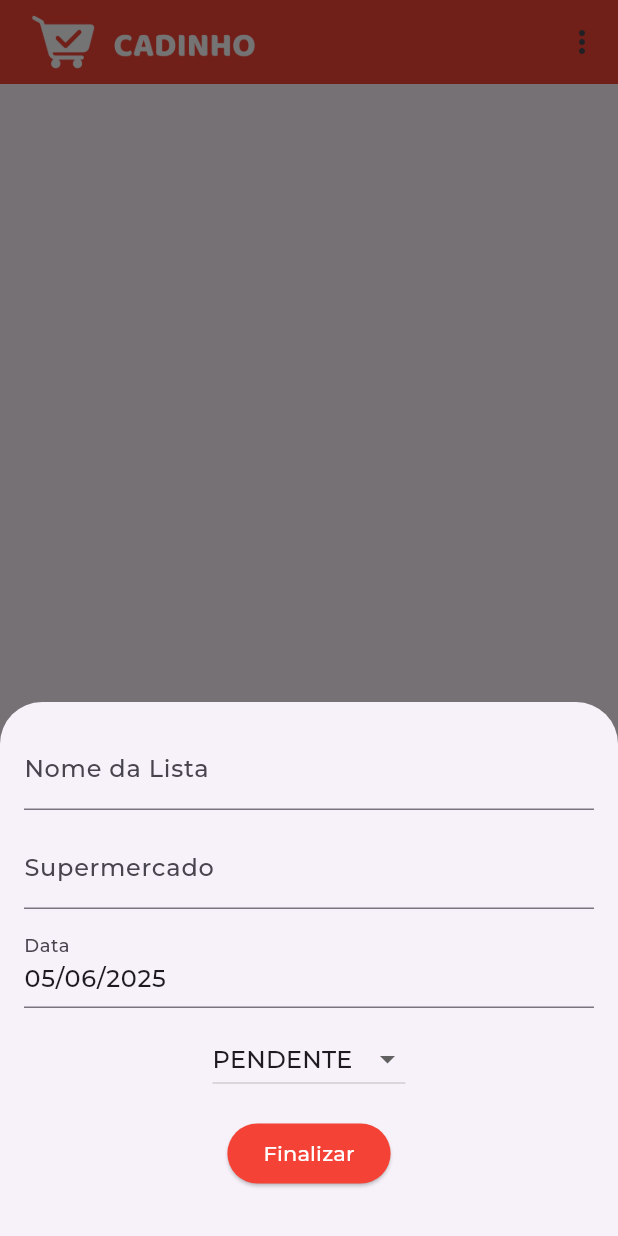
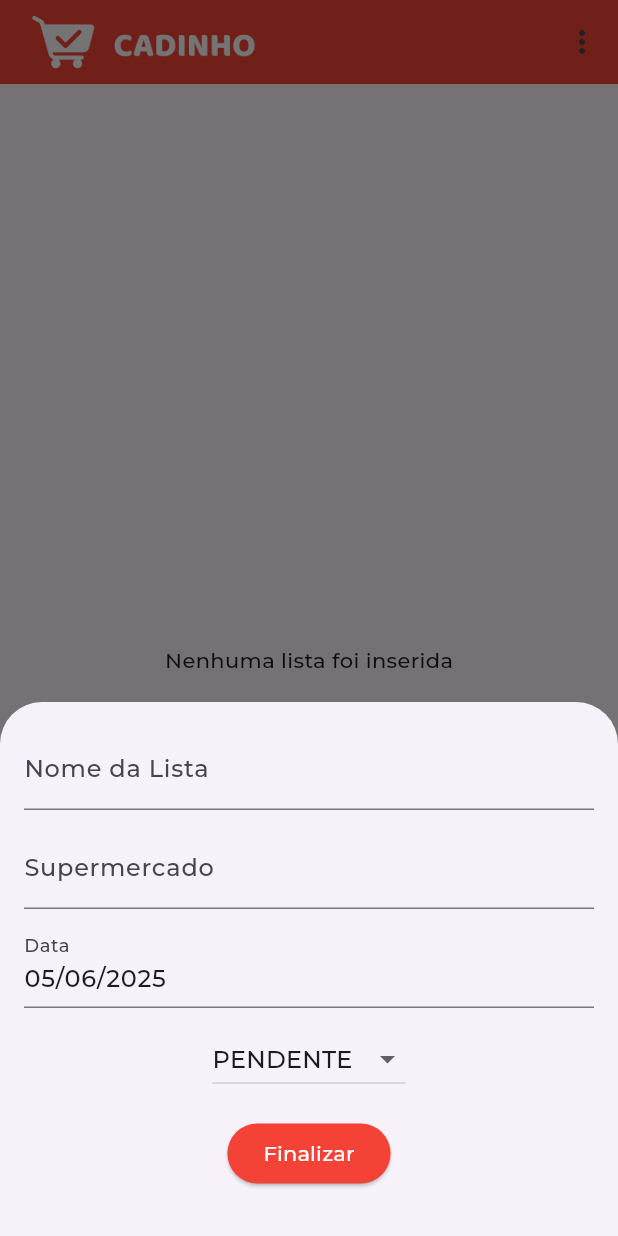
Before and after one commit to BHM871/cadinho, a Flutter app: the screen it shows after launch, after a tap on the "add" icon, on a phone screen of 412 x 824 dp. Run offline on Flutter 3.47's test engine with Material 3 defaults, Android fonts, the light colour scheme and no system bars; our stand-ins replace share_plus, sqflite; accounts and stored records are empty; project files that could hold a hidden picture were left out.

Commit message:
fix: ultimos retoques

```diff
--- a/lib/pages/home_page.dart
+++ b/lib/pages/home_page.dart
@@ -163,7 +163,9 @@ class _HomePageState extends State<HomePage> {
         ],
       ),
       body: SafeArea(
-        child: ListView.builder(
+        child: listas.isEmpty
+            ? const Center(child: Text('Nenhuma lista foi inserida'))
+            : ListView.builder(
                 itemCount: listas.length,
                 itemBuilder: (context, index) {
                   final lista = listas[index];
```
Also changed, not shown: assets/icons/mipmap.png, 32 other files. Lines whose indentation alone changed are shown as unchanged.
